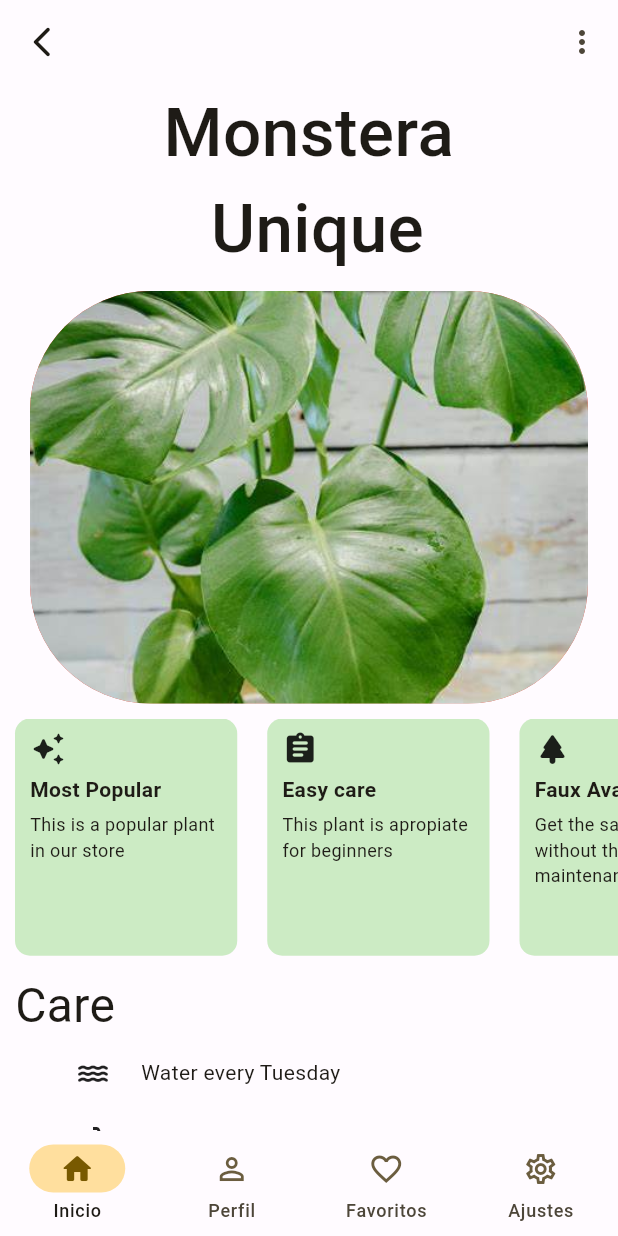
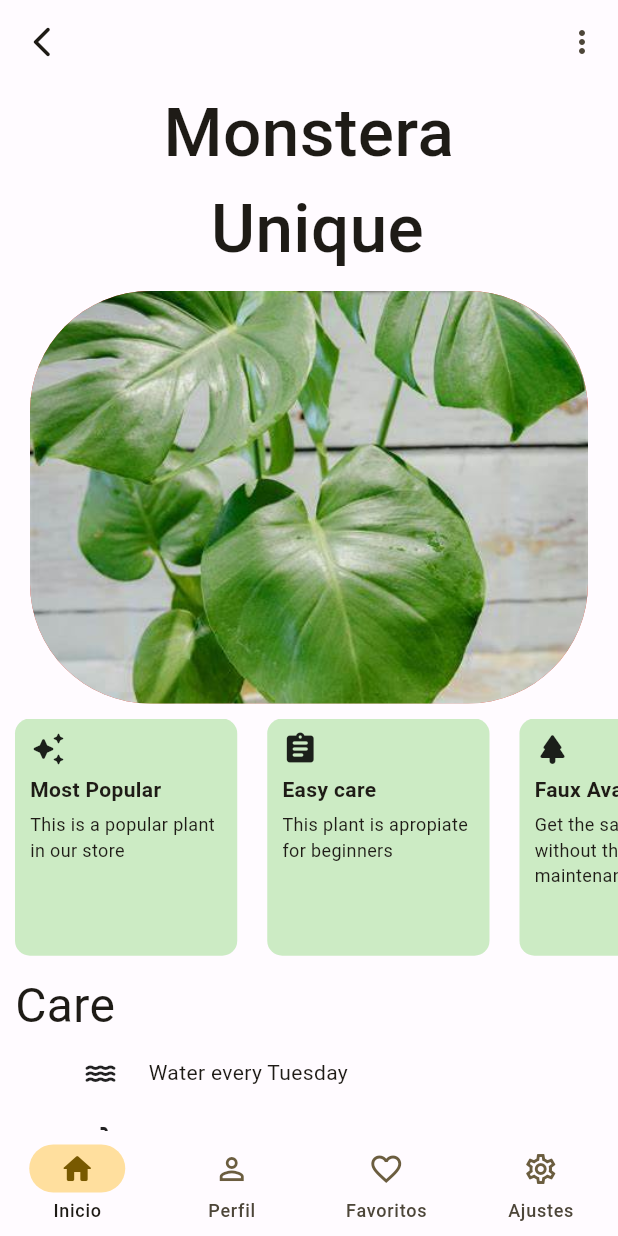
Before and after one commit to samjaredvscode/responsive_app, a Flutter app: the screen it shows after launch, on a phone screen of 412 x 824 dp. Run offline on Flutter 3.47's test engine with Material 2 defaults, Android fonts, the phone set to English and light mode, and no system bars.

Commit message:
replacing a listview builder with a column

```diff
--- a/lib/responsive/dispositives/mobil_layout.dart
+++ b/lib/responsive/dispositives/mobil_layout.dart
@@ -64,24 +64,20 @@ class CareCover extends StatelessWidget {
       ),
     ];
 
-    return AspectRatio(
-      aspectRatio: 4,
-      child: ListView.builder(
-        physics: const ScrollPhysics(parent: NeverScrollableScrollPhysics()),
-        itemCount: careCoverItems.length,
-        itemBuilder: (context, index) {
-          return Padding(
-            padding: const EdgeInsets.symmetric(vertical: 10, horizontal: 50),
+    return Column(
+      children: [
+        for (var careCover in careCoverItems)
+          Padding(
+            padding: const EdgeInsets.symmetric(horizontal: 55, vertical: 10),
             child: Row(
               children: [
-                careCoverItems[index].icon,
+                careCover.icon,
                 const SizedBox(width: 20),
-                Text(careCoverItems[index].leading),
+                Text(careCover.leading),
               ],
             ),
-          );
-        },
-      ),
+          )
+      ],
     );
   }
 }
```
